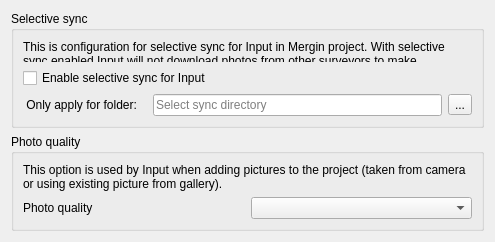
First picture: the form in Mergin/ui/ui_project_config.ui, repository MerginMaps/qgis-plugin, before the edit.
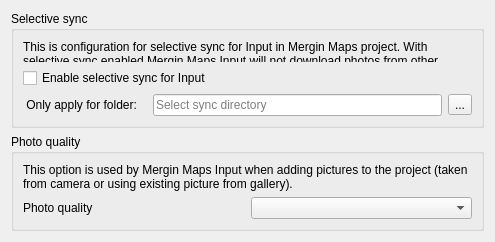
Second picture: the form after the edit.

Commit message: replace Mergin -> Mergin Maps and Input -> Mergin Maps Input (fix #388)

What changed in the file:
```diff
--- a/Mergin/ui/ui_project_config.ui
+++ b/Mergin/ui/ui_project_config.ui
@@ -26,7 +26,7 @@
       <item row="0" column="0" colspan="4">
        <widget class="QLabel" name="label">
         <property name="text">
-         <string>&lt;html&gt;&lt;head/&gt;&lt;body&gt;&lt;p&gt;This is configuration for selective sync for Input in Mergin project. With selective sync enabled Input will not download photos from other surveyors to make synchronisation faster. Check out more in the &lt;a href=&quot;https://merginmaps.com/docs/manage/selective_sync/&quot;&gt;&lt;span style=&quot; text-decoration: underline; color:#0000ff;&quot;&gt;documentation&lt;/span&gt;&lt;/a&gt;.&lt;/p&gt;&lt;/body&gt;&lt;/html&gt;</string>
+         <string>&lt;html&gt;&lt;head/&gt;&lt;body&gt;&lt;p&gt;This is configuration for selective sync for Input in Mergin Maps project. With selective sync enabled Mergin Maps Input will not download photos from other surveyors to make synchronisation faster. Check out more in the &lt;a href=&quot;https://merginmaps.com/docs/manage/selective_sync/&quot;&gt;&lt;span style=&quot; text-decoration: underline; color:#0000ff;&quot;&gt;documentation&lt;/span&gt;&lt;/a&gt;.&lt;/p&gt;&lt;/body&gt;&lt;/html&gt;</string>
         </property>
         <property name="wordWrap">
          <bool>true</bool>
@@ -101,7 +101,7 @@
       <item row="0" column="0" colspan="2">
        <widget class="QLabel" name="label_3">
         <property name="text">
-         <string>This option is used by Input when adding pictures to the project (taken from camera or using existing picture from gallery).</string>
+         <string>&lt;html&gt;&lt;head/&gt;&lt;body&gt;&lt;p&gt;This option is used by Mergin Maps Input when adding pictures to the project (taken from camera or using existing picture from gallery).&lt;/p&gt;&lt;/body&gt;&lt;/html&gt;</string>
         </property>
         <property name="wordWrap">
          <bool>true</bool>
```
The commit also changes 10 other files.
